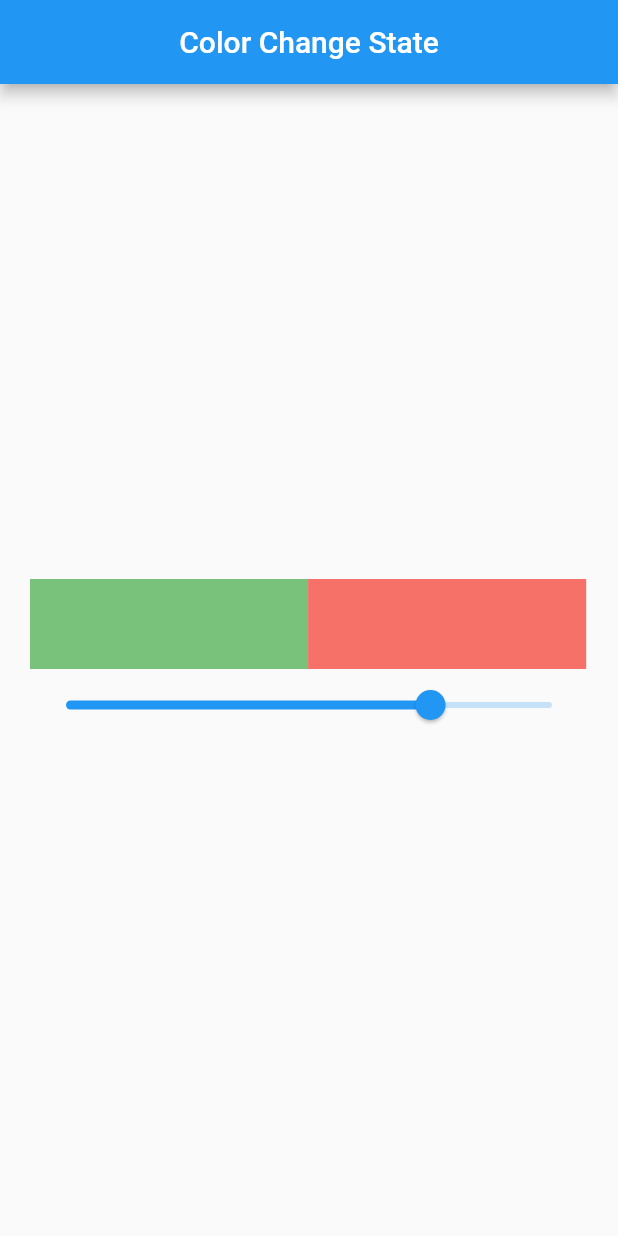
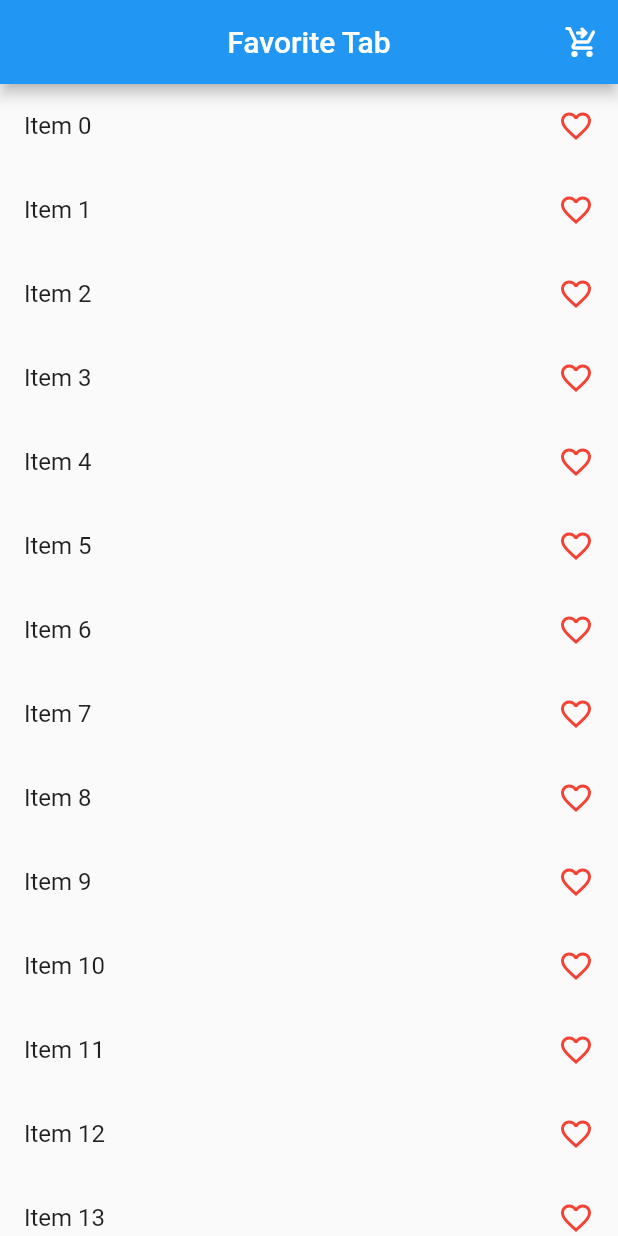
Before and after one commit to Tolulope05/Provider_MVVM_state_mgt, a Flutter app: the screen it shows after launch, on a phone screen of 412 x 824 dp. Run offline on Flutter 3.47's test engine with Material 2 defaults, Android fonts, the phone set to English and light mode, and no system bars.

Commit message:
favorite easy peasy

```diff
--- a/lib/main.dart
+++ b/lib/main.dart
@@ -3,7 +3,8 @@
 import './provider/count_provider.dart';
 import 'package:provider/provider.dart';
 
-import 'screens/multiprovider/color_change.dart';
+import 'provider/favorite_screen_provider.dart';
+import 'screens/favorite_app/favorite_screen.dart';
 
 void main() {
   runApp(const MyApp());
@@ -18,6 +19,9 @@
       providers: [
         ChangeNotifierProvider<CountProvider>(create: (_) => CountProvider()),
         ChangeNotifierProvider<ColorProvider>(create: (_) => ColorProvider()),
+        ChangeNotifierProvider<FavoriteProvider>(
+          create: (_) => FavoriteProvider(),
+        ),
       ],
       child: MaterialApp(
         title: 'State Management',
@@ -25,7 +29,7 @@
         theme: ThemeData(
           primarySwatch: Colors.blue,
         ),
-        home: ColorChange(),
+        home: FavoriteScreen(),
       ),
     );
   }
--- /dev/null
+++ b/lib/provider/favorite_screen_provider.dart
@@ -0,0 +1,16 @@
+import 'package:flutter/foundation.dart';
+
+class FavoriteProvider with ChangeNotifier {
+  List<int> _selectedItem = [];
+
+  List<int> get favList => _selectedItem;
+
+  void selectItem(int value) {
+    if (_selectedItem.contains(value)) {
+      _selectedItem.remove(value);
+    } else {
+      _selectedItem.add(value);
+    }
+    notifyListeners();
+  }
+}
--- /dev/null
+++ b/lib/screens/favorite_app/favorite_screen.dart
@@ -0,0 +1,64 @@
+import 'package:flutter/material.dart';
+import 'package:flutter_provider_mvvm_state_mgt/screens/favorite_app/favorite_screen_list.dart';
+import 'package:provider/provider.dart';
+
+import '../../provider/favorite_screen_provider.dart';
+
+class FavoriteScreen extends StatelessWidget {
+  const FavoriteScreen({Key? key}) : super(key: key);
+  @override
+  Widget build(BuildContext context) {
+    var favortieProvider = Provider.of<FavoriteProvider>(
+      context,
+      listen: false,
+    );
+
+    List<int> selectedItem = favortieProvider.favList;
+    print(selectedItem);
+    print("There is a Widget build");
+    return Scaffold(
+      appBar: AppBar(
+        title: const Text("Favorite Tab"),
+        centerTitle: true,
+        actions: [
+          IconButton(
+            onPressed: () {
+              Navigator.push(
+                context,
+                MaterialPageRoute(
+                  builder: (context) => const FavoriteList(),
+                ),
+              );
+            },
+            icon: const Icon(Icons.shopping_cart_checkout_rounded),
+          )
+        ],
+      ),
+      body: Consumer<FavoriteProvider>(builder: (context, value, child) {
+        return Column(
+          children: <Widget>[
+            Expanded(
+              child: ListView.builder(
+                shrinkWrap: true,
+                itemBuilder: (context, index) {
+                  return ListTile(
+                    title: Text("Item $index"),
+                    trailing: Icon(
+                        selectedItem.contains(index)
+                            ? Icons.favorite
+                            : Icons.favorite_border,
+                        color: Colors.red),
+                    onTap: () {
+                      favortieProvider.selectItem(index);
+                    },
+                  );
+                },
+                itemCount: 15,
+              ),
+            ),
+          ],
+        );
+      }),
+    );
+  }
+}
```
Also changed, not shown: lib/screens/favorite_app/favorite_screen_list.dart (added, +40 -0 lines).
